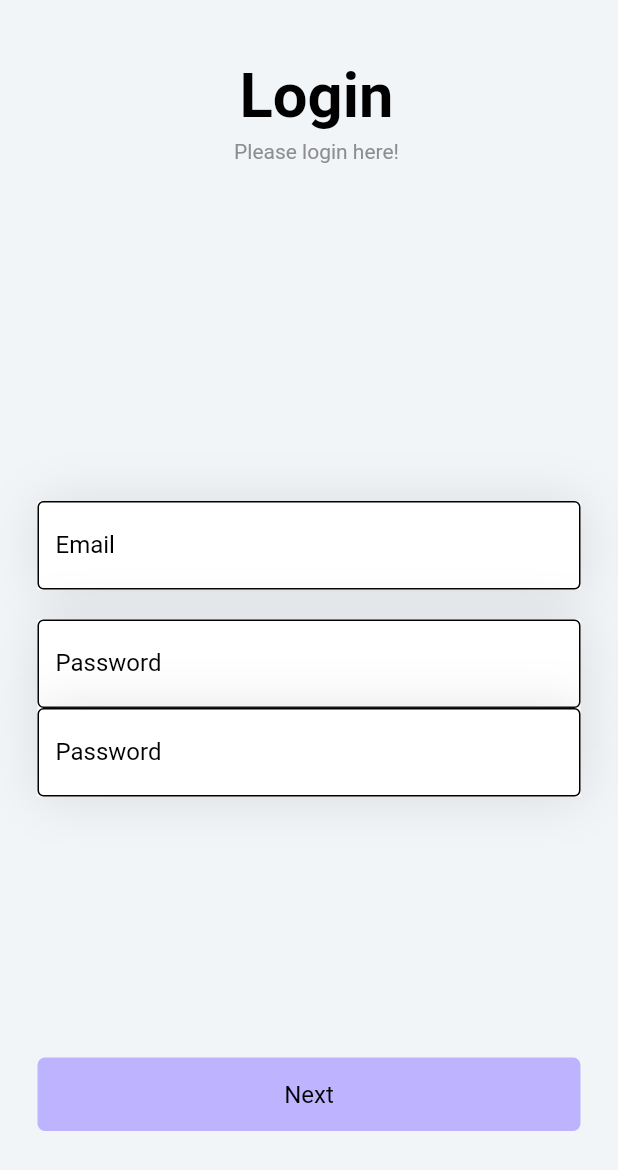
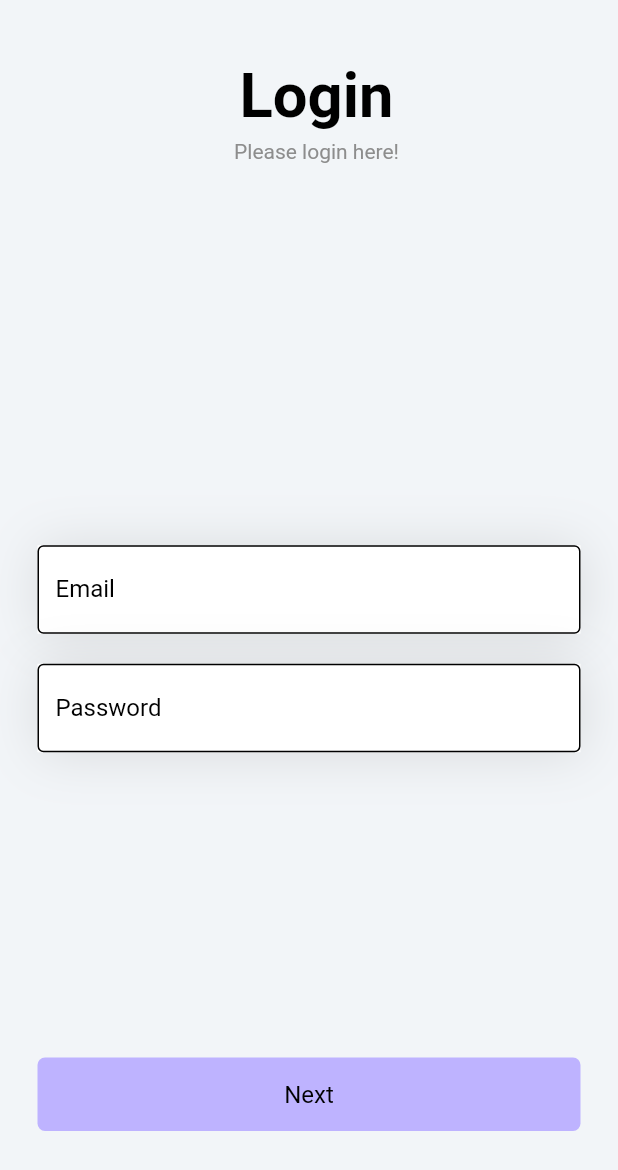
Before and after one commit to ayodyabanuka/SSD_Secure_app, a Flutter app: the screen it shows after launch, on a phone screen of 412 x 824 dp. Shown: the top 1170 px of the screen. Run offline on Flutter 3.47's test engine with Material 2 defaults, Android fonts, the phone set to English and light mode, and no system bars; our stand-ins replace dio, dropdown_button2, image_picker, permission_handler, shared_preferences; missing offline and left inert: downloads_path_provider_28.

Commit message:
Login updated

```diff
--- a/lib/Screens/Login.dart
+++ b/lib/Screens/Login.dart
@@ -59,7 +59,6 @@ class _LoginState extends State<Login> {
                   controller: password,
                   isPassword: true,
                 ),
-                Customtextfield(lable: "Password", controller: password, isPassword: true)
               ],
             ),
           ),
```
